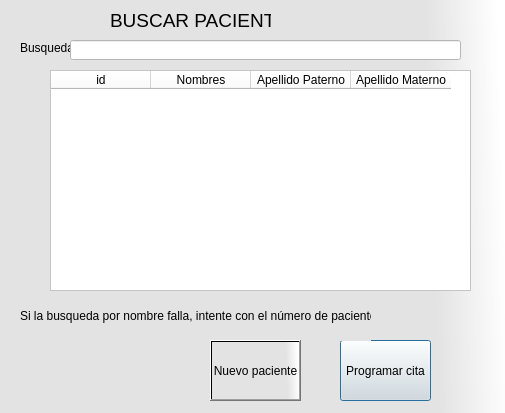
This is buscar_px.ui in Daxter2000/medical-sys as Qt 5 draws it before an edit. The edited form follows.
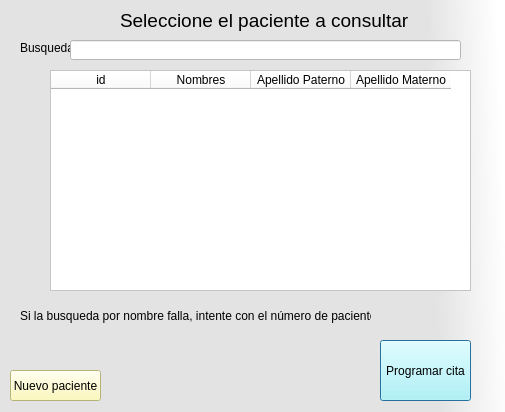
This is the edited form.

Diff of the .ui file:
```diff
--- a/buscar_px.ui
+++ b/buscar_px.ui
@@ -7,7 +7,7 @@
     <x>0</x>
     <y>0</y>
     <width>505</width>
-    <height>413</height>
+    <height>412</height>
    </rect>
   </property>
   <property name="windowTitle">
@@ -49,14 +49,14 @@
   <widget class="QPushButton" name="pb_agregar_nuevo_B">
    <property name="geometry">
     <rect>
-     <x>340</x>
+     <x>380</x>
      <y>340</y>
      <width>91</width>
      <height>61</height>
     </rect>
    </property>
    <property name="styleSheet">
-    <string notr="true">background-color: rgb(227, 227, 227);</string>
+    <string notr="true">background-color: rgb(170, 255, 255);</string>
    </property>
    <property name="text">
     <string>Programar cita</string>
@@ -82,9 +82,9 @@
   <widget class="QLabel" name="label_6">
    <property name="geometry">
     <rect>
-     <x>110</x>
+     <x>120</x>
      <y>10</y>
-     <width>161</width>
+     <width>311</width>
      <height>21</height>
     </rect>
    </property>
@@ -97,7 +97,7 @@
     <string notr="true">background-color: rgb(227, 227, 227);</string>
    </property>
    <property name="text">
-    <string>BUSCAR PACIENTE</string>
+    <string>Seleccione el paciente a consultar</string>
    </property>
   </widget>
   <widget class="QTableWidget" name="tabla">
@@ -136,12 +136,15 @@
   <widget class="QPushButton" name="pb_nuevopx">
    <property name="geometry">
     <rect>
-     <x>210</x>
-     <y>340</y>
+     <x>10</x>
+     <y>370</y>
      <width>91</width>
-     <height>61</height>
+     <height>31</height>
     </rect>
    </property>
+   <property name="styleSheet">
+    <string notr="true">background-color: rgb(255, 250, 169);</string>
+   </property>
    <property name="text">
     <string>Nuevo paciente</string>
    </property>
```
